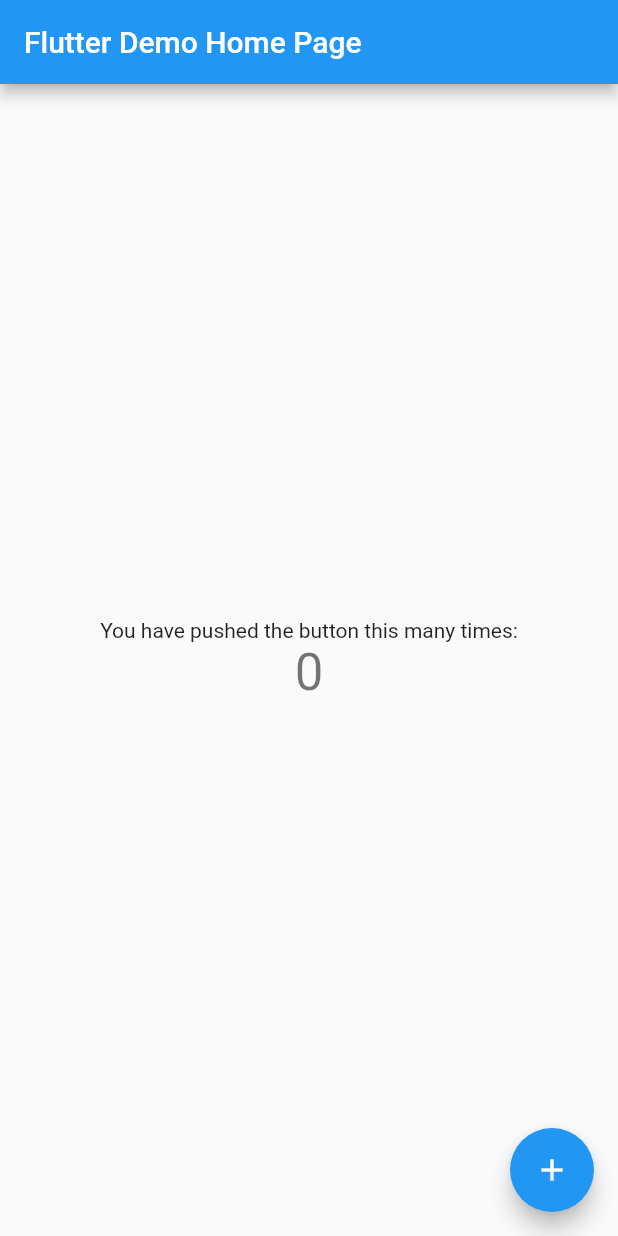
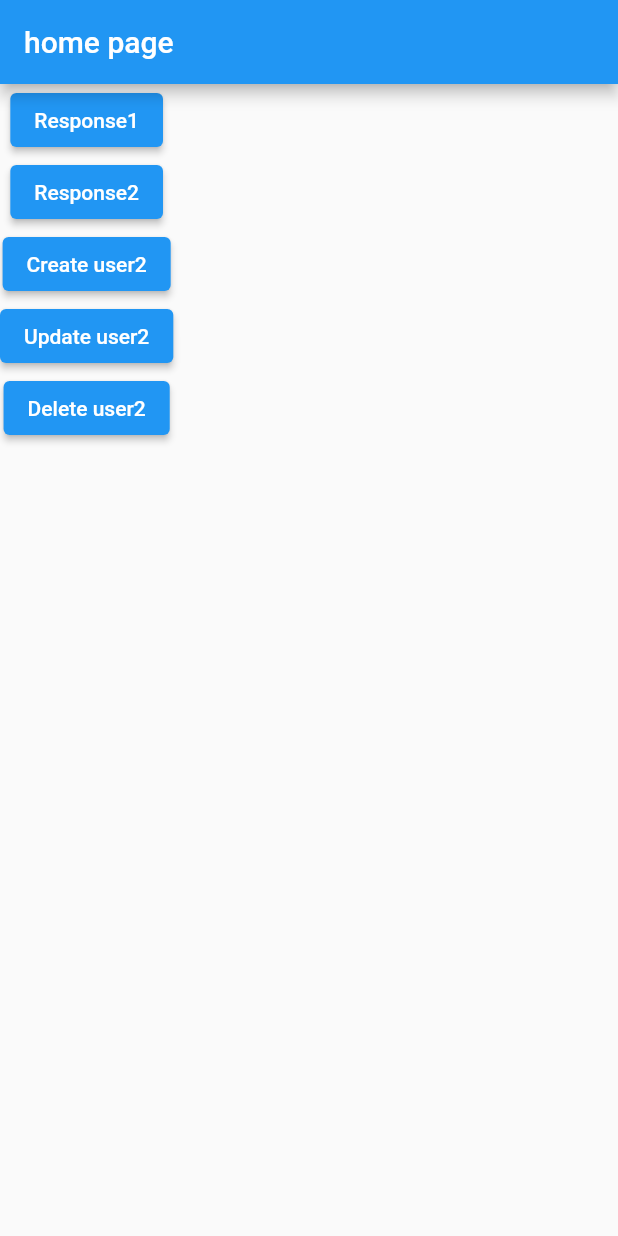
Before and after one commit to foorcun/user-crud-project, a Flutter app: the screen it shows after launch, on a phone screen of 412 x 824 dp. Run offline on Flutter 3.47's test engine with Material 2 defaults, Android fonts, the phone set to English and light mode, and no system bars; our stand-ins replace get.

Commit message:
data_api crud tamamlandi

```diff
--- /dev/null
+++ b/flutter_user/lib/features/user/domain/entity/my_user.dart
@@ -0,0 +1,35 @@
+import 'dart:convert';
+
+class MyUser {
+  String? documentId;
+  String? name;
+  String? profession;
+
+  MyUser({
+    this.documentId,
+    this.name,
+    this.profession,
+  });
+
+  Map<String, dynamic> toMap() {
+    return {
+      'documentId': documentId,
+      'name': name,
+      'profession': profession,
+    };
+  }
+
+  factory MyUser.fromMap(Map<String, dynamic> map) {
+    return MyUser(
+      documentId: map['documentId'],
+      name: map['name'],
+      profession: map['profession'],
+    );
+  }
+
+  String toJson() => json.encode(toMap());
+
+  factory MyUser.fromJson(String source) {
+    return MyUser.fromMap(json.decode(source));
+  }
+}
--- /dev/null
+++ b/flutter_user/lib/features/user/presentation/widget/create_user2_widget.dart
@@ -0,0 +1,25 @@
+import 'package:flutter/material.dart';
+import 'package:flutter/src/foundation/key.dart';
+import 'package:flutter/src/widgets/framework.dart';
+import 'package:flutter_user/features/user/data/data_api.dart';
+import 'package:flutter_user/features/user/domain/entity/my_user.dart';
+
+class CreateUser2 extends StatelessWidget {
+  const CreateUser2({Key? key}) : super(key: key);
+
+  @override
+  Widget build(BuildContext context) {
+    return ElevatedButton(
+        onPressed: () async {
+          // DataApi.printTest();
+
+          String json =
+              '{"documentId": "user_2","name": "name2","profession": "prof2"}';
+
+          MyUser myUser = MyUser.fromJson(json);
+
+          DataApi.createUser(myUser);
+        },
+        child: Text("Create user2"));
+  }
+}
--- /dev/null
+++ b/flutter_user/lib/features/user/presentation/widget/delete_user2.dart
@@ -0,0 +1,24 @@
+import 'package:flutter/material.dart';
+import 'package:flutter/src/foundation/key.dart';
+import 'package:flutter/src/widgets/framework.dart';
+import 'package:flutter_user/features/user/data/data_api.dart';
+import 'package:flutter_user/features/user/domain/entity/my_user.dart';
+
+class DeleteUser2 extends StatelessWidget {
+  const DeleteUser2({Key? key}) : super(key: key);
+
+  @override
+  Widget build(BuildContext context) {
+    return ElevatedButton(
+        onPressed: () async {
+          // DataApi.printTest();
+
+          String json =
+              '{"documentId": "user_2","name": "name2","profession": "prof2"}';
+
+          MyUser myUser = MyUser.fromJson(json);
+          DataApi.deleteUser(myUser);
+        },
+        child: Text("Delete user2"));
+  }
+}
--- /dev/null
+++ b/flutter_user/lib/features/user/presentation/widget/response1_widget.dart
@@ -0,0 +1,19 @@
+import 'package:flutter/cupertino.dart';
+import 'package:flutter/material.dart';
+import 'package:flutter/src/foundation/key.dart';
+import 'package:flutter/src/widgets/framework.dart';
+import 'package:flutter_user/features/user/data/data_api.dart';
+
+class Response1 extends StatelessWidget {
+  const Response1({Key? key}) : super(key: key);
+
+  @override
+  Widget build(BuildContext context) {
+    return ElevatedButton(
+        onPressed: () async {
+          // DataApi.printTest();
+          DataApi.response1();
+        },
+        child: Text("Response1"));
+  }
+}
--- /dev/null
+++ b/flutter_user/lib/features/user/presentation/widget/response2_widget.dart
@@ -0,0 +1,19 @@
+import 'package:flutter/cupertino.dart';
+import 'package:flutter/material.dart';
+import 'package:flutter/src/foundation/key.dart';
+import 'package:flutter/src/widgets/framework.dart';
+import 'package:flutter_user/features/user/data/data_api.dart';
+
+class Response2 extends StatelessWidget {
+  const Response2({Key? key}) : super(key: key);
+
+  @override
+  Widget build(BuildContext context) {
+    return ElevatedButton(
+        onPressed: () async {
+          // DataApi.printTest();
+          DataApi.response2();
+        },
+        child: Text("Response2"));
+  }
+}
--- /dev/null
+++ b/flutter_user/lib/features/user/presentation/widget/update_user2_widget.dart
@@ -0,0 +1,25 @@
+import 'package:flutter/material.dart';
+import 'package:flutter/src/foundation/key.dart';
+import 'package:flutter/src/widgets/framework.dart';
+import 'package:flutter_user/features/user/data/data_api.dart';
+import 'package:flutter_user/features/user/domain/entity/my_user.dart';
+
+class UpdateUser2 extends StatelessWidget {
+  const UpdateUser2({Key? key}) : super(key: key);
+
+  @override
+  Widget build(BuildContext context) {
+    return ElevatedButton(
+        onPressed: () async {
+          // DataApi.printTest();
+
+          String json =
+              '{"documentId": "user_2","name": "name2-updated","profession": "prof2-updated"}';
+
+          MyUser myUser = MyUser.fromJson(json);
+
+          DataApi.updateUser(myUser);
+        },
+        child: Text("Update user2"));
+  }
+}
--- a/flutter_user/lib/main.dart
+++ b/flutter_user/lib/main.dart
@@ -1,5 +1,8 @@
 import 'package:flutter/material.dart';
+import 'package:flutter_user/main_presentation/home_page.dart';
+import 'package:get/get.dart';
 
+// flutter run -d chrome --web-hostname localhost --web-port 5000 --no-sound-null-safety
 void main() {
   runApp(const MyApp());
 }
@@ -10,106 +13,16 @@
   // This widget is the root of your application.
   @override
   Widget build(BuildContext context) {
-    return MaterialApp(
-      title: 'Flutter Demo',
-      theme: ThemeData(
-        // This is the theme of your application.
-        //
-        // Try running your application with "flutter run". You'll see the
-        // application has a blue toolbar. Then, without quitting the app, try
-        // changing the primarySwatch below to Colors.green and then invoke
-        // "hot reload" (press "r" in the console where you ran "flutter run",
-        // or simply save your changes to "hot reload" in a Flutter IDE).
-        // Notice that the counter didn't reset back to zero; the application
-        // is not restarted.
-        primarySwatch: Colors.blue,
-      ),
-      home: const MyHomePage(title: 'Flutter Demo Home Page'),
+    return GetMaterialApp(
+      title: 'User Demo',
+      initialRoute: "/homePage",
+      getPages: [
+        GetPage(
+          name: "/homePage",
+          page: () => HomePage(),
+          // binding:
+        )
+      ],
     );
   }
 }
-
-class MyHomePage extends StatefulWidget {
-  const MyHomePage({Key? key, required this.title}) : super(key: key);
-
-  // This widget is the home page of your application. It is stateful, meaning
-  // that it has a State object (defined below) that contains fields that affect
-  // how it looks.
-
-  // This class is the configuration for the state. It holds the values (in this
-  // case the title) provided by the parent (in this case the App widget) and
-  // used by the build method of the State. Fields in a Widget subclass are
-  // always marked "final".
-
-  final String title;
-
-  @override
-  State<MyHomePage> createState() => _MyHomePageState();
-}
-
-class _MyHomePageState extends State<MyHomePage> {
-  int _counter = 0;
-
-  void _incrementCounter() {
-    setState(() {
-      // This call to setState tells the Flutter framework that something has
-      // changed in this State, which causes it to rerun the build method below
-      // so that the display can reflect the updated values. If we changed
-      // _counter without calling setState(), then the build method would not be
-      // called again, and so nothing would appear to happen.
-      _counter++;
-    });
-  }
-
-  @override
-  Widget build(BuildContext context) {
-    // This method is rerun every time setState is called, for instance as done
-    // by the _incrementCounter method above.
-    //
-    // The Flutter framework has been optimized to make rerunning build methods
-    // fast, so that you can just rebuild anything that needs updating rather
-    // than having to individually change instances of widgets.
-    return Scaffold(
-      appBar: AppBar(
-        // Here we take the value from the MyHomePage object that was created by
-        // the App.build method, and use it to set our appbar title.
-        title: Text(widget.title),
-      ),
-      body: Center(
-        // Center is a layout widget. It takes a single child and positions it
-        // in the middle of the parent.
-        child: Column(
-          // Column is also a layout widget. It takes a list of children and
-          // arranges them vertically. By default, it sizes itself to fit its
-          // children horizontally, and tries to be as tall as its parent.
-          //
-          // Invoke "debug painting" (press "p" in the console, choose the
-          // "Toggle Debug Paint" action from the Flutter Inspector in Android
-          // Studio, or the "Toggle Debug Paint" command in Visual Studio Code)
-          // to see the wireframe for each widget.
-          //
-          // Column has various properties to control how it sizes itself and
-          // how it positions its children. Here we use mainAxisAlignment to
-          // center the children vertically; the main axis here is the vertical
-          // axis because Columns are vertical (the cross axis would be
-          // horizontal).
-          mainAxisAlignment: MainAxisAlignment.center,
-          children: <Widget>[
-            const Text(
-              'You have pushed the button this many times:',
-            ),
-            Text(
-              '$_counter',
-              style: Theme.of(context).textTheme.headline4,
-            ),
-          ],
-        ),
-      ),
-      floatingActionButton: FloatingActionButton(
-        onPressed: _incrementCounter,
-        tooltip: 'Increment',
-        child: const Icon(Icons.add),
-      ), // This trailing comma makes auto-formatting nicer for build methods.
-    );
-  }
-}
--- /dev/null
+++ b/flutter_user/lib/main_presentation/home_page.dart
@@ -0,0 +1,29 @@
+import 'package:flutter/material.dart';
+import 'package:flutter/src/foundation/key.dart';
+import 'package:flutter/src/widgets/framework.dart';
+import 'package:flutter_user/features/user/presentation/widget/create_user2_widget.dart';
+import 'package:flutter_user/features/user/presentation/widget/delete_user2.dart';
+import 'package:flutter_user/features/user/presentation/widget/response1_widget.dart';
+import 'package:flutter_user/features/user/presentation/widget/response2_widget.dart';
+import 'package:flutter_user/features/user/presentation/widget/update_user2_widget.dart';
+
+class HomePage extends StatelessWidget {
+  const HomePage({Key? key}) : super(key: key);
+
+  @override
+  Widget build(BuildContext context) {
+    return Scaffold(
+      appBar: AppBar(title: Text("home page")),
+      body: Column(
+        children: [
+          // Text("home page"),
+          Response1(),
+          Response2(),
+          CreateUser2(),
+          UpdateUser2(),
+          DeleteUser2(),
+        ],
+      ),
+    );
+  }
+}
--- a/flutter_user/pubspec.yaml
+++ b/flutter_user/pubspec.yaml
@@ -34,6 +34,8 @@
   # The following adds the Cupertino Icons font to your application.
   # Use with the CupertinoIcons class for iOS style icons.
   cupertino_icons: ^1.0.2
+  get: ^4.6.1
+  http:
 
 dev_dependencies:
   flutter_test:
```
Also changed, not shown: flutter_user/lib/features/user/data/data_api.dart (added, +100 -0 lines), flutter_user/pubspec.lock.
